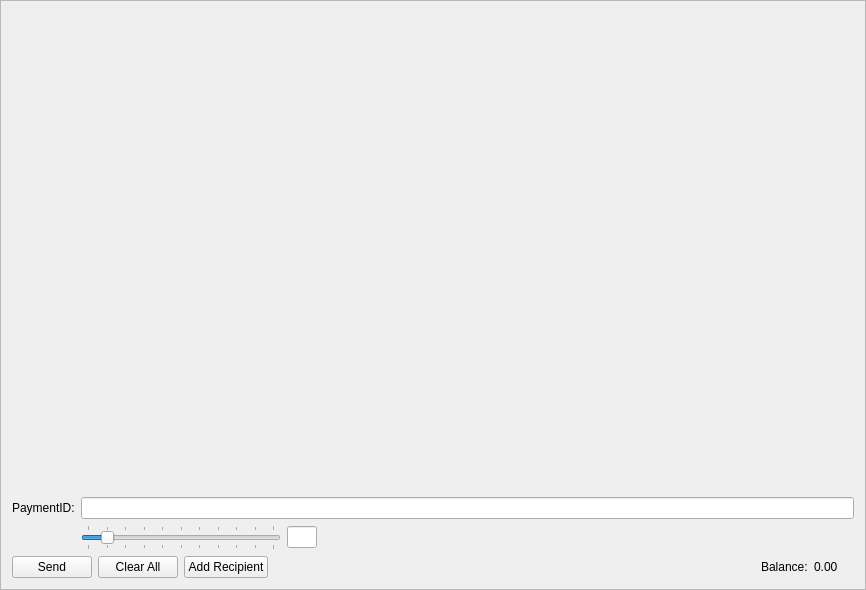
Before: the Qt Designer form src/gui/ui/sendframe.ui in bonyx-project/bonyx-wallet, drawn with Qt 5.
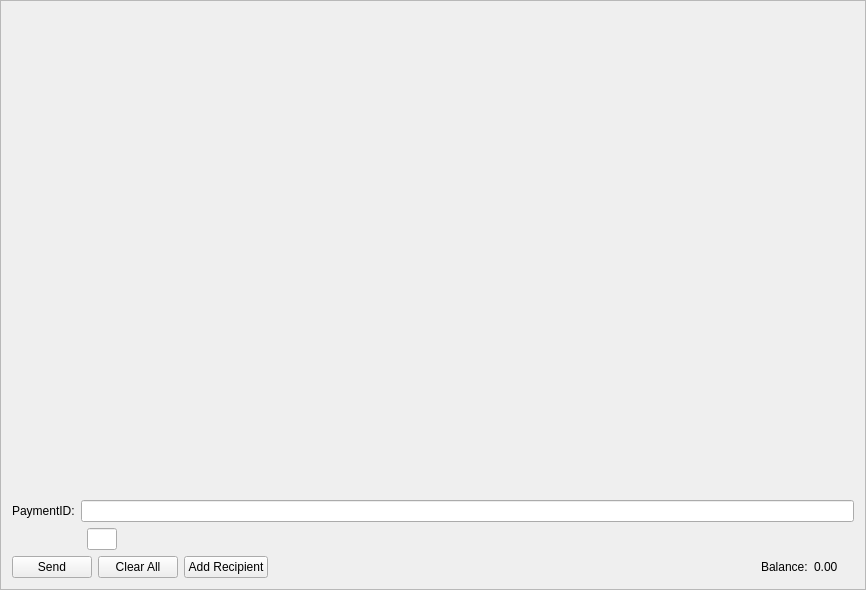
After: the same form once the commit is applied. Icons and pictures are not drawn.

Commit message: Improve CryptoNoteCoin settings usage

```diff
--- a/src/gui/ui/sendframe.ui
+++ b/src/gui/ui/sendframe.ui
@@ -131,12 +131,12 @@
       <widget class="QSlider" name="m_mixinSlider">
        <property name="maximumSize">
         <size>
-         <width>200</width>
-         <height>16777215</height>
+         <width>0</width>
+         <height>0</height>
         </size>
        </property>
        <property name="maximum">
-        <number>10</number>
+        <number>0</number>
        </property>
        <property name="pageStep">
         <number>1</number>
```
